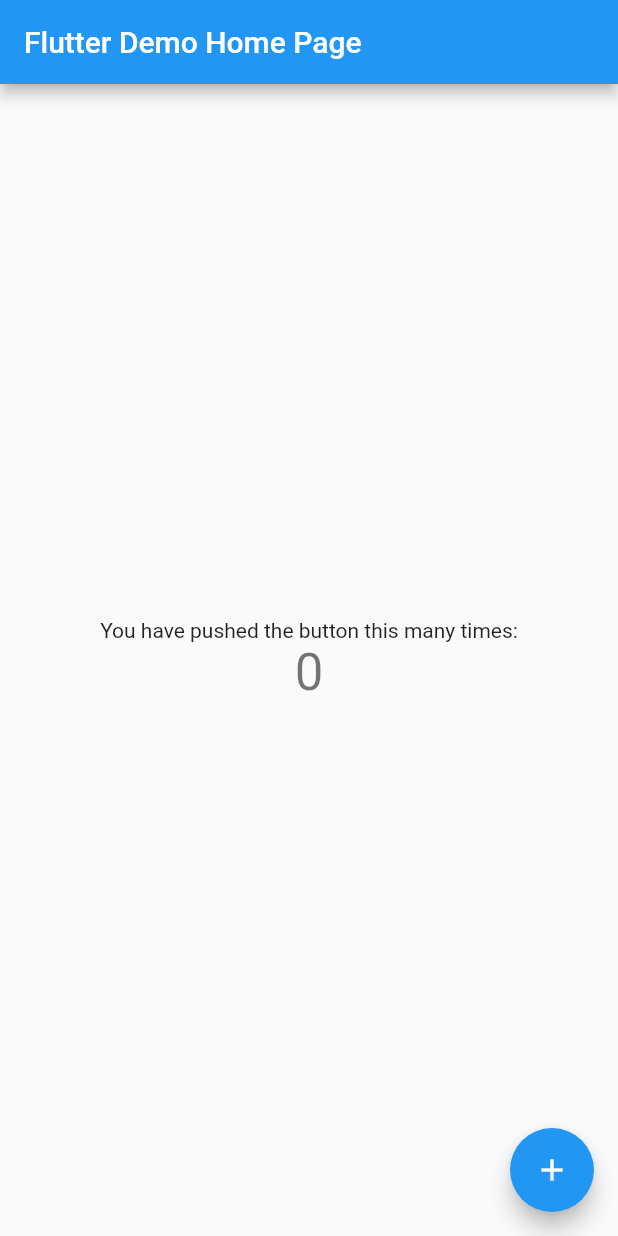
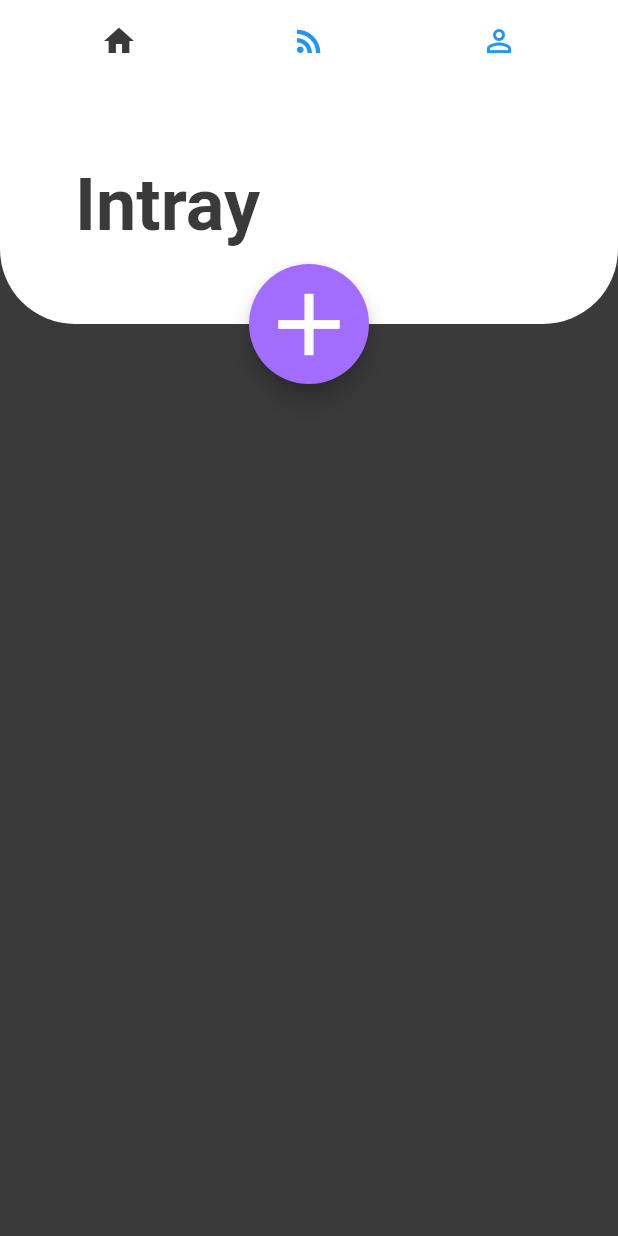
Before and after one commit to Kildsforkids/TodoApp, a Flutter app: the screen it shows after launch, on a phone screen of 412 x 824 dp. Run offline on Flutter 3.47's test engine with Material 2 defaults, Android fonts, the phone set to English and light mode, and no system bars.

Commit message:
Create intray top bar and button #2

```diff
--- a/App/todoapp/lib/main.dart
+++ b/App/todoapp/lib/main.dart
@@ -1,41 +1,23 @@
 import 'package:flutter/material.dart';
+import './models/global.dart';
 
 void main() => runApp(MyApp());
 
 class MyApp extends StatelessWidget {
-  // This widget is the root of your application.
   @override
   Widget build(BuildContext context) {
     return MaterialApp(
-      title: 'Flutter Demo',
+      title: 'Todo App',
       theme: ThemeData(
-        // This is the theme of your application.
-        //
-        // Try running your application with "flutter run". You'll see the
-        // application has a blue toolbar. Then, without quitting the app, try
-        // changing the primarySwatch below to Colors.green and then invoke
-        // "hot reload" (press "r" in the console where you ran "flutter run",
-        // or simply save your changes to "hot reload" in a Flutter IDE).
-        // Notice that the counter didn't reset back to zero; the application
-        // is not restarted.
         primarySwatch: Colors.blue,
       ),
-      home: MyHomePage(title: 'Flutter Demo Home Page'),
+      home: MyHomePage(title: 'Todo app'),
     );
   }
 }
 
 class MyHomePage extends StatefulWidget {
   MyHomePage({Key key, this.title}) : super(key: key);
-
-  // This widget is the home page of your application. It is stateful, meaning
-  // that it has a State object (defined below) that contains fields that affect
-  // how it looks.
-
-  // This class is the configuration for the state. It holds the values (in this
-  // case the title) provided by the parent (in this case the App widget) and
-  // used by the build method of the State. Fields in a Widget subclass are
-  // always marked "final".
 
   final String title;
 
@@ -44,68 +26,92 @@ class MyHomePage extends StatefulWidget {
 }
 
 class _MyHomePageState extends State<MyHomePage> {
-  int _counter = 0;
-
-  void _incrementCounter() {
-    setState(() {
-      // This call to setState tells the Flutter framework that something has
-      // changed in this State, which causes it to rerun the build method below
-      // so that the display can reflect the updated values. If we changed
-      // _counter without calling setState(), then the build method would not be
-      // called again, and so nothing would appear to happen.
-      _counter++;
-    });
-  }
-
   @override
   Widget build(BuildContext context) {
-    // This method is rerun every time setState is called, for instance as done
-    // by the _incrementCounter method above.
-    //
-    // The Flutter framework has been optimized to make rerunning build methods
-    // fast, so that you can just rebuild anything that needs updating rather
-    // than having to individually change instances of widgets.
-    return Scaffold(
-      appBar: AppBar(
-        // Here we take the value from the MyHomePage object that was created by
-        // the App.build method, and use it to set our appbar title.
-        title: Text(widget.title),
-      ),
-      body: Center(
-        // Center is a layout widget. It takes a single child and positions it
-        // in the middle of the parent.
-        child: Column(
-          // Column is also a layout widget. It takes a list of children and
-          // arranges them vertically. By default, it sizes itself to fit its
-          // children horizontally, and tries to be as tall as its parent.
-          //
-          // Invoke "debug painting" (press "p" in the console, choose the
-          // "Toggle Debug Paint" action from the Flutter Inspector in Android
-          // Studio, or the "Toggle Debug Paint" command in Visual Studio Code)
-          // to see the wireframe for each widget.
-          //
-          // Column has various properties to control how it sizes itself and
-          // how it positions its children. Here we use mainAxisAlignment to
-          // center the children vertically; the main axis here is the vertical
-          // axis because Columns are vertical (the cross axis would be
-          // horizontal).
-          mainAxisAlignment: MainAxisAlignment.center,
-          children: <Widget>[
-            Text(
-              'You have pushed the button this many times:',
+    return MaterialApp(
+      color: Colors.yellow,
+      home: SafeArea(
+        child: DefaultTabController(
+          length: 3,
+          child: new Scaffold(
+            body: Stack(
+              children: <Widget>[
+                TabBarView(
+                  children: [
+                    new Container(
+                      color: darkGreyColor,
+                    ),
+                    new Container(
+                      color: Colors.orange,
+                    ),
+                    new Container(
+                      color: Colors.lightGreen,
+                    ),
+                  ],
+                ),
+                Container(
+                  padding: EdgeInsets.only(left: 50),
+                  height: 160,
+                  decoration: BoxDecoration(
+                      borderRadius: BorderRadius.only(
+                        bottomLeft: Radius.circular(50),
+                        bottomRight: Radius.circular(50),
+                      ),
+                      color: Colors.white),
+                  child: Row(
+                    mainAxisAlignment: MainAxisAlignment.spaceBetween,
+                    children: <Widget>[
+                      Text(
+                        "Intray",
+                        style: intrayTitleStyle,
+                      ),
+                      Container()
+                    ],
+                  ),
+                ),
+                Container(
+                  height: 80,
+                  width: 80,
+                  margin: EdgeInsets.only(
+                      top: 120,
+                      left: MediaQuery.of(context).size.width * 0.5 - 40),
+                  child: FloatingActionButton(
+                    child: Icon(
+                      Icons.add,
+                      size: 70,
+                    ),
+                    backgroundColor: violetColor,
+                    onPressed: () {},
+                  ),
+                ),
+              ],
             ),
-            Text(
-              '$_counter',
-              style: Theme.of(context).textTheme.display1,
+            appBar: AppBar(
+              elevation: 0,
+              title: new TabBar(
+                tabs: [
+                  Tab(
+                    icon: new Icon(Icons.home),
+                  ),
+                  Tab(
+                    icon: new Icon(Icons.rss_feed),
+                  ),
+                  Tab(
+                    icon: new Icon(Icons.perm_identity),
+                  ),
+                ],
+                labelColor: darkGreyColor,
+                unselectedLabelColor: Colors.blue,
+                indicatorSize: TabBarIndicatorSize.label,
+                indicatorPadding: EdgeInsets.all(5.0),
+                indicatorColor: Colors.transparent,
+              ),
+              backgroundColor: Colors.white,
             ),
-          ],
+            backgroundColor: Colors.white,
+          ),
         ),
       ),
-      floatingActionButton: FloatingActionButton(
-        onPressed: _incrementCounter,
-        tooltip: 'Increment',
-        child: Icon(Icons.add),
-      ), // This trailing comma makes auto-formatting nicer for build methods.
     );
   }
 }
--- /dev/null
+++ b/App/todoapp/lib/models/global.dart
@@ -0,0 +1,10 @@
+import 'package:flutter/material.dart';
+
+Color darkGreyColor = new Color(0xFF3A3A3A);
+Color violetColor = new Color(0xFFA26CFF);
+
+TextStyle intrayTitleStyle = new TextStyle(
+    fontFamily: 'Roboto',
+    fontWeight: FontWeight.bold,
+    color: darkGreyColor,
+    fontSize: 48);
```
Also changed, not shown: App/todoapp/pubspec.yaml (+6 -11 lines), App/todoapp/assets/fonts/Roboto-Bold.ttf (added), App/todoapp/assets/fonts/Roboto-Regular.ttf (added).
